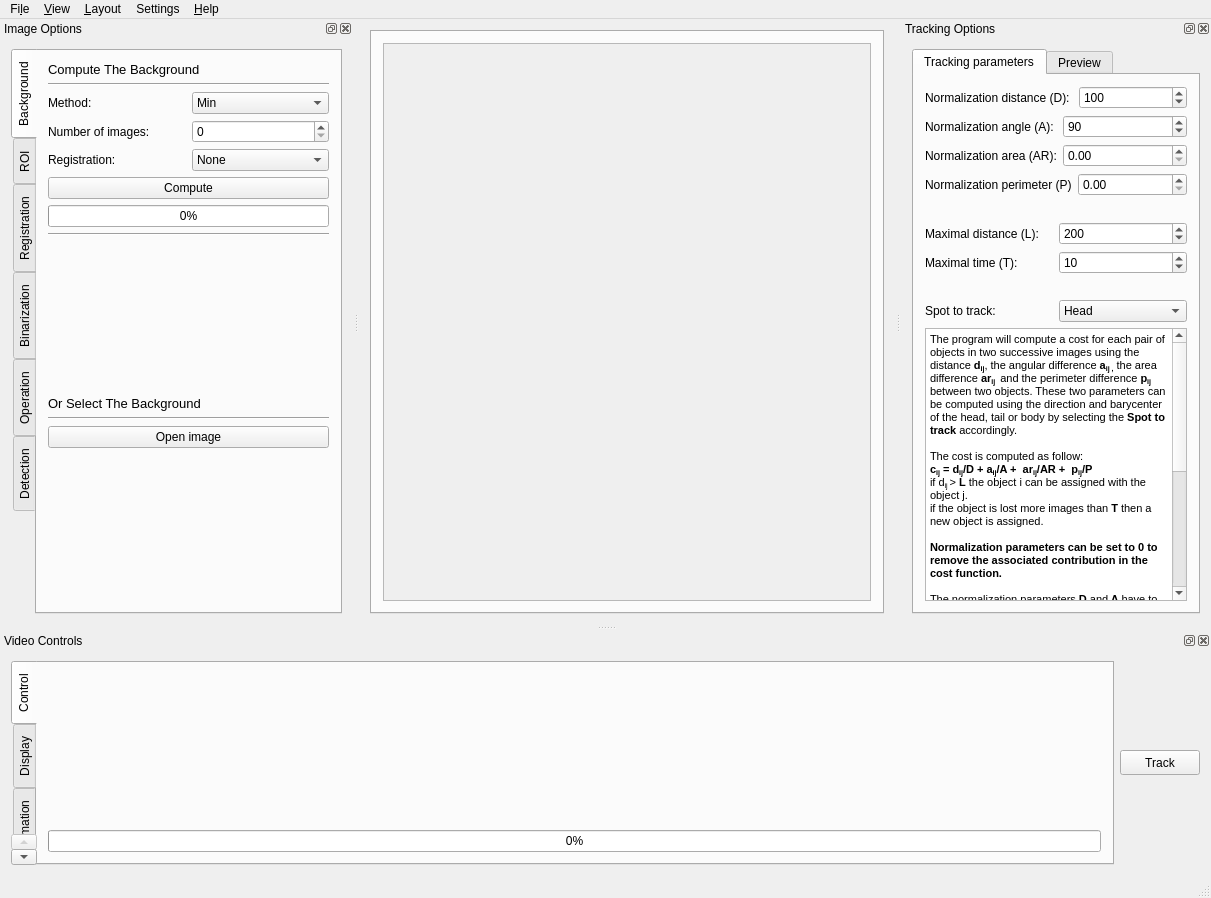
First picture: the form in src/interactive.ui, repository FastTrackOrg/FastTrack, before the edit.
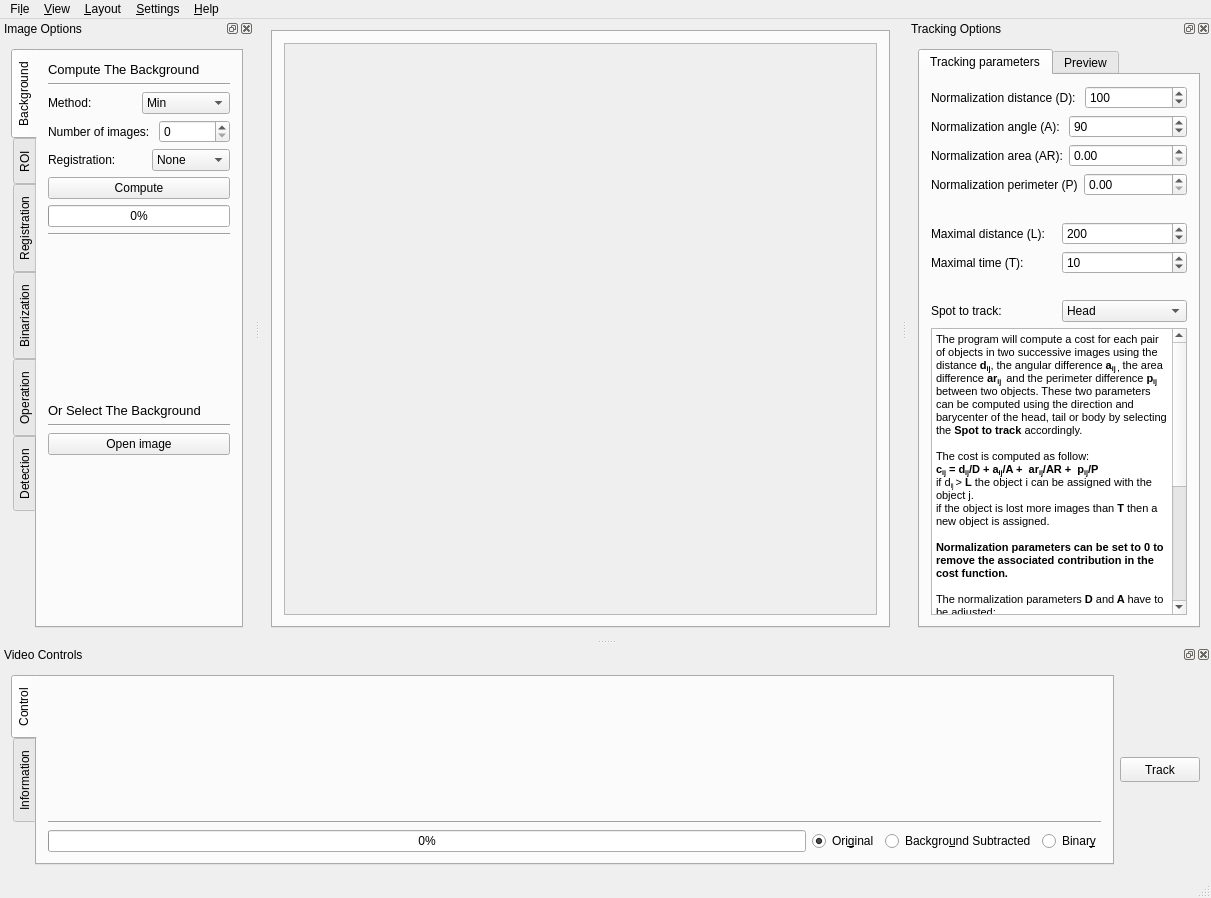
Second picture: the form after the edit. Custom widgets are drawn as their Qt base class.

Commit message: [style] global: refactoring ui font and colors

Diff of the .ui file:
```diff
--- a/src/interactive.ui
+++ b/src/interactive.ui
@@ -53,7 +53,7 @@
             <rect>
              <x>0</x>
              <y>0</y>
-             <width>504</width>
+             <width>599</width>
              <height>572</height>
             </rect>
            </property>
@@ -86,12 +86,6 @@
   </widget>
   <widget class="QStatusBar" name="statusbar"/>
   <widget class="QDockWidget" name="trackingOptions">
-   <property name="minimumSize">
-    <size>
-     <width>310</width>
-     <height>439</height>
-    </size>
-   </property>
    <property name="features">
     <set>QDockWidget::AllDockWidgetFeatures</set>
    </property>
@@ -404,12 +398,6 @@
    </widget>
   </widget>
   <widget class="QDockWidget" name="imageOptions">
-   <property name="minimumSize">
-    <size>
-     <width>353</width>
-     <height>350</height>
-    </size>
-   </property>
    <property name="features">
     <set>QDockWidget::AllDockWidgetFeatures</set>
    </property>
@@ -437,51 +425,19 @@
          <string>Background</string>
         </attribute>
         <layout class="QGridLayout" name="gridLayout_6">
-         <item row="10" column="0" colspan="2">
-          <widget class="Line" name="line_8">
-           <property name="orientation">
-            <enum>Qt::Horizontal</enum>
+         <item row="0" column="0" colspan="3">
+          <widget class="QLabel" name="label_20">
+           <property name="font">
+            <font>
+             <pointsize>10</pointsize>
+            </font>
            </property>
+           <property name="text">
+            <string>Compute The Background</string>
+           </property>
           </widget>
          </item>
-         <item row="4" column="1">
-          <widget class="QComboBox" name="registrationBack">
-           <item>
-            <property name="text">
-             <string>None</string>
-            </property>
-           </item>
-           <item>
-            <property name="text">
-             <string>Simple</string>
-            </property>
-           </item>
-           <item>
-            <property name="text">
-             <string>ECC</string>
-            </property>
-           </item>
-           <item>
-            <property name="text">
-             <string>Features</string>
-            </property>
-           </item>
-          </widget>
-         </item>
-         <item row="8" column="0">
-          <spacer name="verticalSpacer_7">
-           <property name="orientation">
-            <enum>Qt::Vertical</enum>
-           </property>
-           <property name="sizeHint" stdset="0">
-            <size>
-             <width>20</width>
-             <height>40</height>
-            </size>
-           </property>
-          </spacer>
-         </item>
-         <item row="9" column="0" colspan="2">
+         <item row="9" column="0" colspan="3">
           <widget class="QLabel" name="label_21">
            <property name="font">
             <font>
@@ -493,33 +449,70 @@
            </property>
           </widget>
          </item>
-         <item row="11" column="0" colspan="2">
+         <item row="7" column="0" colspan="3">
+          <widget class="Line" name="line">
+           <property name="orientation">
+            <enum>Qt::Horizontal</enum>
+           </property>
+          </widget>
+         </item>
+         <item row="4" column="2">
+          <widget class="QComboBox" name="registrationBack">
+           <item>
+            <property name="text">
+             <string>None</string>
+            </property>
+           </item>
+           <item>
+            <property name="text">
+             <string>Simple</string>
+            </property>
+           </item>
+           <item>
+            <property name="text">
+             <string>ECC</string>
+            </property>
+           </item>
+           <item>
+            <property name="text">
+             <string>Features</string>
+            </property>
+           </item>
+          </widget>
+         </item>
+         <item row="10" column="0" colspan="3">
+          <widget class="Line" name="line_8">
+           <property name="orientation">
+            <enum>Qt::Horizontal</enum>
+           </property>
+          </widget>
+         </item>
+         <item row="11" column="0" colspan="3">
           <widget class="QPushButton" name="backgroundSelectButton">
            <property name="text">
             <string>Open image</string>
            </property>
           </widget>
          </item>
-         <item row="6" column="0" colspan="2">
-          <widget class="QProgressBar" name="backgroundProgressBar">
-           <property name="value">
-            <number>0</number>
-           </property>
-          </widget>
-         </item>
-         <item row="1" column="0" colspan="2">
+         <item row="1" column="0" colspan="3">
           <widget class="Line" name="line_7">
            <property name="orientation">
             <enum>Qt::Horizontal</enum>
            </property>
           </widget>
          </item>
-         <item row="5" column="0" colspan="2">
-          <widget class="QPushButton" name="backgroundComputeButton">
-           <property name="text">
-            <string>Compute</string>
+         <item row="8" column="0">
+          <spacer name="verticalSpacer_7">
+           <property name="orientation">
+            <enum>Qt::Vertical</enum>
            </property>
-          </widget>
+           <property name="sizeHint" stdset="0">
+            <size>
+             <width>20</width>
+             <height>40</height>
+            </size>
+           </property>
+          </spacer>
          </item>
          <item row="4" column="0">
           <widget class="QLabel" name="label_10">
@@ -528,7 +521,14 @@
            </property>
           </widget>
          </item>
-         <item row="3" column="0" colspan="2">
+         <item row="5" column="0" colspan="3">
+          <widget class="QPushButton" name="backgroundComputeButton">
+           <property name="text">
+            <string>Compute</string>
+           </property>
+          </widget>
+         </item>
+         <item row="3" column="0" colspan="3">
           <layout class="QHBoxLayout" name="horizontalLayout_18">
            <item>
             <widget class="QLabel" name="label_2">
@@ -542,14 +542,27 @@
            </item>
           </layout>
          </item>
-         <item row="7" column="0" colspan="2">
-          <widget class="Line" name="line">
-           <property name="orientation">
-            <enum>Qt::Horizontal</enum>
+         <item row="6" column="0" colspan="3">
+          <widget class="QProgressBar" name="backgroundProgressBar">
+           <property name="value">
+            <number>0</number>
            </property>
           </widget>
          </item>
-         <item row="2" column="0" colspan="2">
+         <item row="12" column="2">
+          <spacer name="verticalSpacer">
+           <property name="orientation">
+            <enum>Qt::Vertical</enum>
+           </property>
+           <property name="sizeHint" stdset="0">
+            <size>
+             <width>20</width>
+             <height>40</height>
+            </size>
+           </property>
+          </spacer>
+         </item>
+         <item row="2" column="0" colspan="3">
           <layout class="QHBoxLayout" name="horizontalLayout_19">
            <item>
             <widget class="QLabel" name="label">
@@ -582,31 +595,6 @@
            </item>
           </layout>
          </item>
-         <item row="12" column="1">
-          <spacer name="verticalSpacer">
-           <property name="orientation">
-            <enum>Qt::Vertical</enum>
-           </property>
-           <property name="sizeHint" stdset="0">
-            <size>
-             <width>20</width>
-             <height>40</height>
-            </size>
-           </property>
-          </spacer>
-         </item>
-         <item row="0" column="0" colspan="2">
-          <widget class="QLabel" name="label_20">
-           <property name="font">
-            <font>
-             <pointsize>10</pointsize>
-            </font>
-           </property>
-           <property name="text">
-            <string>Compute The Background</string>
-           </property>
-          </widget>
-         </item>
         </layout>
        </widget>
        <widget class="QWidget" name="tabWidgetPage2">
@@ -1159,7 +1147,7 @@
    </widget>
    <widget class="QMenu" name="menuSettings">
     <property name="title">
-     <string>Settings</string>
+     <string>&amp;Settings</string>
     </property>
    </widget>
    <addaction name="menuOpen"/>
@@ -1198,64 +1186,56 @@
         <attribute name="title">
          <string>Control</string>
         </attribute>
-        <layout class="QGridLayout" name="gridLayout_15">
-         <item row="0" column="0">
-          <widget class="Timeline" name="slider" native="true"/>
-         </item>
-         <item row="1" column="0">
-          <widget class="QProgressBar" name="progressBar">
-           <property name="value">
-            <number>0</number>
-           </property>
-          </widget>
-         </item>
-        </layout>
-       </widget>
-       <widget class="QWidget" name="displayOptions">
-        <attribute name="title">
-         <string>Display</string>
-        </attribute>
         <layout class="QGridLayout" name="gridLayout_3">
-         <item row="0" column="0">
-          <widget class="QGroupBox" name="imageDisplayGroup">
-           <property name="title">
-            <string>Image Display</string>
+         <item row="2" column="1">
+          <layout class="QHBoxLayout" name="horizontalLayout_23">
+           <item>
+            <widget class="QRadioButton" name="isOriginal">
+             <property name="text">
+              <string>Ori&amp;ginal</string>
+             </property>
+             <property name="checked">
+              <bool>true</bool>
+             </property>
+            </widget>
+           </item>
+           <item>
+            <widget class="QRadioButton" name="isSub">
+             <property name="text">
+              <string>Backgro&amp;und Subtracted</string>
+             </property>
+             <property name="checkable">
+              <bool>false</bool>
+             </property>
+            </widget>
+           </item>
+           <item>
+            <widget class="QRadioButton" name="isBin">
+             <property name="text">
+              <string>Binar&amp;y</string>
+             </property>
+             <property name="checkable">
+              <bool>false</bool>
+             </property>
+            </widget>
+           </item>
+          </layout>
+         </item>
+         <item row="2" column="0">
+          <widget class="QProgressBar" name="progressBar">
+           <property name="value">
+            <number>0</number>
            </property>
-           <property name="checkable">
-            <bool>false</bool>
+          </widget>
+         </item>
+         <item row="0" column="0" colspan="2">
+          <widget class="Timeline" name="slider" native="true"/>
+         </item>
+         <item row="1" column="0" colspan="2">
+          <widget class="Line" name="line_10">
+           <property name="orientation">
+            <enum>Qt::Horizontal</enum>
            </property>
-           <layout class="QGridLayout" name="gridLayout_17">
-            <item row="0" column="0">
-             <widget class="QRadioButton" name="isOriginal">
-              <property name="text">
-               <string>Ori&amp;ginal</string>
-              </property>
-              <property name="checked">
-               <bool>true</bool>
-              </property>
-             </widget>
-            </item>
-            <item row="0" column="1">
-             <widget class="QRadioButton" name="isSub">
-              <property name="text">
-               <string>Backgro&amp;und Subtracted</string>
-              </property>
-              <property name="checkable">
-               <bool>false</bool>
-              </property>
-             </widget>
-            </item>
-            <item row="0" column="2">
-             <widget class="QRadioButton" name="isBin">
-              <property name="text">
-               <string>Binar&amp;y</string>
-              </property>
-              <property name="checkable">
-               <bool>false</bool>
-              </property>
-             </widget>
-            </item>
-           </layout>
           </widget>
          </item>
         </layout>
```
Left out of the diff: 64 changed lines with no effect on the pictures. The commit also changes 5 other files.
